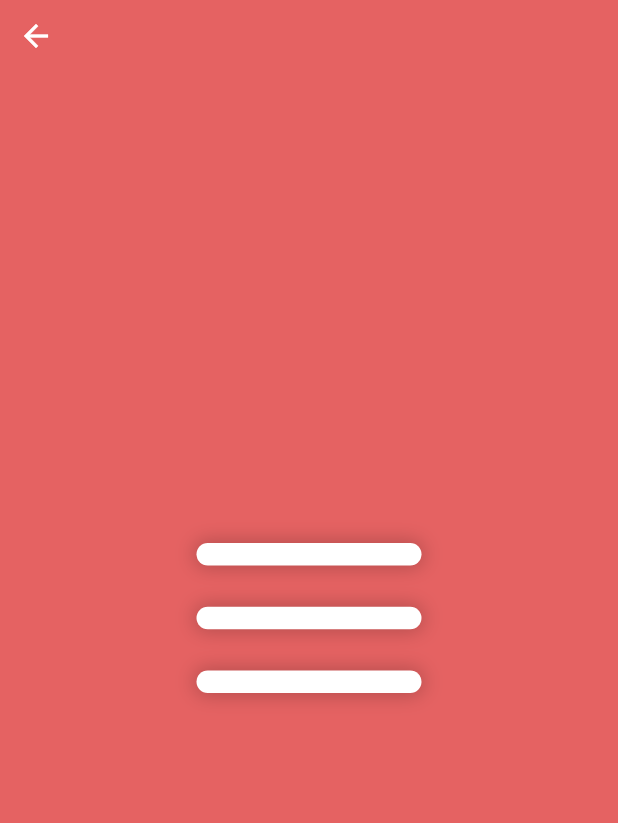
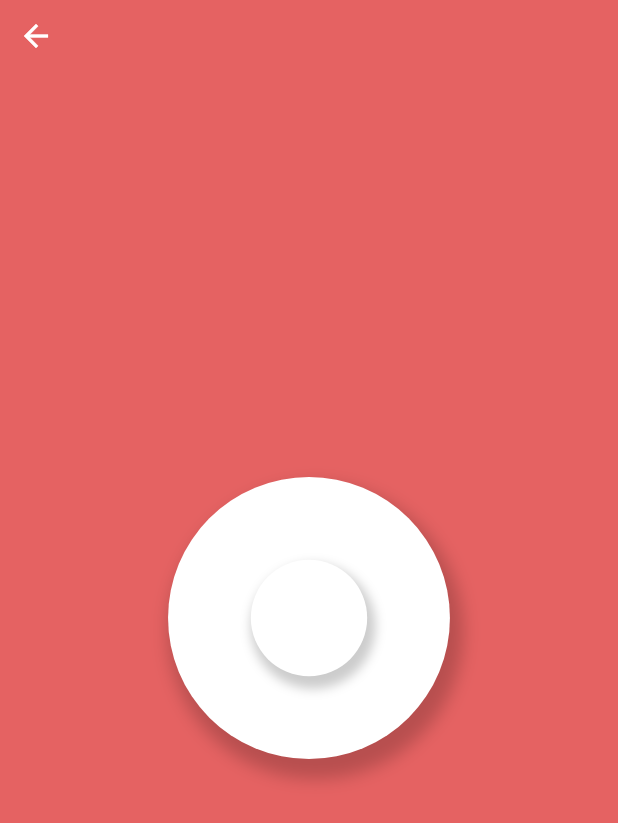
Before and after one commit to jassi-singh/animator_playground, a Flutter app: the screen it shows after launch, after a tap on "Loading", on a phone screen of 412 x 824 dp. Shown: the top 823 px of the screen. Run offline on Flutter 3.47's test engine with Material 2 defaults, Android fonts, the phone set to English and light mode, and no system bars.

Commit message:
added loading animation

```diff
--- a/lib/screens/animations/animations_page.dart
+++ b/lib/screens/animations/animations_page.dart
@@ -1,6 +1,7 @@
 import 'package:animator_playground/models/animation_model.dart';
 import 'package:flutter/material.dart';
 
+import 'loading/loading.dart';
 import 'menu_icon/menu_icon.dart';
 
 class AnimationsPage extends StatelessWidget {
@@ -32,6 +33,8 @@ class AnimationsPage extends StatelessWidget {
     switch (animationType) {
       case AnimationType.menuIcon:
         return const MenuIcon();
+      case AnimationType.loading:
+        return const LoadingAnimation();
       default:
         return const MenuIcon();
     }
--- /dev/null
+++ b/lib/screens/animations/loading/circle_widget.dart
@@ -0,0 +1,29 @@
+import 'package:flutter/material.dart';
+
+class CircleWidget extends StatelessWidget {
+  final double size;
+  const CircleWidget({
+    Key? key,
+    required this.size,
+  }) : super(key: key);
+
+  @override
+  Widget build(BuildContext context) {
+    return Container(
+      height: size,
+      width: size,
+      decoration: BoxDecoration(
+        color: Colors.white,
+        shape: BoxShape.circle,
+        boxShadow: [
+          BoxShadow(
+            color: Colors.black.withOpacity(0.2),
+            blurRadius: 10,
+            spreadRadius: 5,
+            offset: const Offset(5, 10),
+          ),
+        ],
+      ),
+    );
+  }
+}
--- /dev/null
+++ b/lib/screens/animations/loading/loading.dart
@@ -0,0 +1,92 @@
+import 'package:flutter/material.dart';
+
+import 'circle_widget.dart';
+
+class LoadingAnimation extends StatefulWidget {
+  const LoadingAnimation({Key? key}) : super(key: key);
+
+  @override
+  State<LoadingAnimation> createState() => _LoadingAnimationState();
+}
+
+class _LoadingAnimationState extends State<LoadingAnimation>
+    with SingleTickerProviderStateMixin {
+  late AnimationController _controller;
+  late Animation<double> _bottomCircleAnimation,
+      _middleCircleAnimation,
+      _topCircleAnimation;
+
+  void _initializeAnimation() {
+    _controller = AnimationController(
+      vsync: this,
+      duration: const Duration(milliseconds: 2000),
+    )
+      ..addListener(() {
+        setState(() {});
+      })
+      ..forward()
+      ..repeat(
+        reverse: true,
+      );
+
+    _bottomCircleAnimation = Tween(begin: 0.0, end: 1.0).animate(
+      CurvedAnimation(
+        parent: _controller,
+        curve: const Interval(0.0, 0.75, curve: Curves.easeOut),
+      ),
+    );
+
+    _middleCircleAnimation = Tween(begin: 0.0, end: 1.0).animate(
+      CurvedAnimation(
+        parent: _controller,
+        curve: const Interval(0.33, 0.9, curve: Curves.easeOut),
+      ),
+    );
+
+    _topCircleAnimation = Tween(begin: 0.0, end: 1.0).animate(
+      CurvedAnimation(
+        parent: _controller,
+        curve: const Interval(0.66, 1.0, curve: Curves.easeOut),
+      ),
+    );
+  }
+
+  @override
+  void initState() {
+    super.initState();
+    _initializeAnimation();
+  }
+
+  @override
+  void dispose() {
+    _controller.dispose();
+    super.dispose();
+  }
+
+  @override
+  Widget build(BuildContext context) {
+    return Stack(
+      alignment: Alignment.center,
+      children: [
+        Transform.scale(
+          scale: _bottomCircleAnimation.value,
+          child: const CircleWidget(
+            size: 210,
+          ),
+        ),
+        Transform.scale(
+          scale: _middleCircleAnimation.value,
+          child: const CircleWidget(
+            size: 140,
+          ),
+        ),
+        Transform.scale(
+          scale: _topCircleAnimation.value,
+          child: const CircleWidget(
+            size: 70,
+          ),
+        ),
+      ],
+    );
+  }
+}
```
